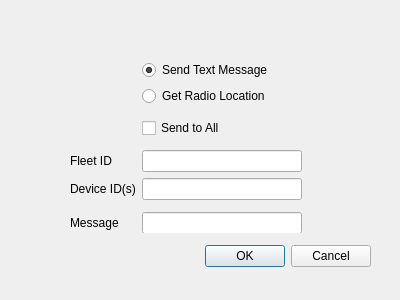
Old version of the form fsSendDialog.ui in the repository ncssar/radiolog.
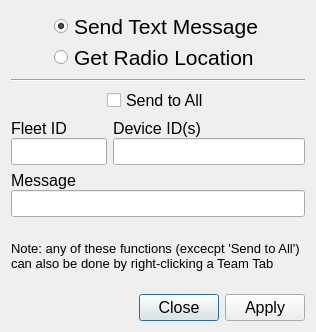
New version of the form.

```diff
--- a/fsSendDialog.ui
+++ b/fsSendDialog.ui
@@ -6,65 +6,44 @@
    <rect>
     <x>0</x>
     <y>0</y>
-    <width>400</width>
-    <height>300</height>
+    <width>316</width>
+    <height>332</height>
    </rect>
   </property>
   <property name="windowTitle">
    <string>FleetSync Send Console</string>
   </property>
-  <widget class="QDialogButtonBox" name="buttonBox">
-   <property name="geometry">
-    <rect>
-     <x>30</x>
-     <y>240</y>
-     <width>341</width>
-     <height>32</height>
-    </rect>
-   </property>
+  <layout class="QVBoxLayout" name="verticalLayout">
+   <item>
+    <layout class="QVBoxLayout" name="verticalLayout_5">
+     <item>
+      <layout class="QHBoxLayout" name="horizontalLayout_2">
+       <item>
+        <spacer name="horizontalSpacer">
    <property name="orientation">
     <enum>Qt::Horizontal</enum>
    </property>
-   <property name="standardButtons">
-    <set>QDialogButtonBox::Cancel|QDialogButtonBox::Ok</set>
-   </property>
-  </widget>
-  <widget class="QWidget" name="formLayoutWidget">
-   <property name="geometry">
-    <rect>
-     <x>70</x>
-     <y>60</y>
-     <width>232</width>
-     <height>173</height>
-    </rect>
-   </property>
-   <layout class="QFormLayout" name="formLayout">
-    <item row="6" column="0">
-     <widget class="QLabel" name="label">
-      <property name="text">
-       <string>Fleet ID</string>
-      </property>
-     </widget>
-    </item>
-    <item row="6" column="1">
-     <widget class="QLineEdit" name="fleetField">
-      <property name="text">
-       <string/>
-      </property>
-     </widget>
-    </item>
-    <item row="7" column="1">
-     <widget class="QLineEdit" name="deviceField"/>
-    </item>
-    <item row="7" column="0">
-     <widget class="QLabel" name="deviceLabel">
-      <property name="text">
-       <string>Device ID(s)</string>
-      </property>
-     </widget>
-    </item>
-    <item row="1" column="1">
+         <property name="sizeHint" stdset="0">
+          <size>
+           <width>40</width>
+           <height>20</height>
+          </size>
+         </property>
+        </spacer>
+       </item>
+       <item>
+        <layout class="QVBoxLayout" name="verticalLayout_6">
+         <property name="spacing">
+          <number>0</number>
+         </property>
+         <item>
      <widget class="QRadioButton" name="sendTextRadioButton">
+           <property name="font">
+            <font>
+             <family>Segoe UI</family>
+             <pointsize>16</pointsize>
+            </font>
+           </property>
       <property name="text">
        <string>Send Text Message</string>
       </property>
@@ -76,8 +55,14 @@
       </attribute>
      </widget>
     </item>
-    <item row="2" column="1">
+         <item>
      <widget class="QRadioButton" name="pollGPSRadioButton">
+           <property name="font">
+            <font>
+             <family>Segoe UI</family>
+             <pointsize>16</pointsize>
+            </font>
+           </property>
       <property name="text">
        <string>Get Radio Location</string>
       </property>
@@ -86,64 +71,214 @@
       </attribute>
      </widget>
     </item>
-    <item row="4" column="1">
+        </layout>
+       </item>
+       <item>
+        <spacer name="horizontalSpacer_2">
+         <property name="orientation">
+          <enum>Qt::Horizontal</enum>
+         </property>
+         <property name="sizeHint" stdset="0">
+          <size>
+           <width>40</width>
+           <height>20</height>
+          </size>
+         </property>
+        </spacer>
+       </item>
+      </layout>
+     </item>
+     <item>
+      <widget class="Line" name="line">
+       <property name="orientation">
+        <enum>Qt::Horizontal</enum>
+       </property>
+      </widget>
+     </item>
+     <item>
+      <layout class="QHBoxLayout" name="horizontalLayout_3">
+       <property name="spacing">
+        <number>0</number>
+       </property>
+       <item>
+        <spacer name="horizontalSpacer_3">
+         <property name="orientation">
+          <enum>Qt::Horizontal</enum>
+         </property>
+         <property name="sizeHint" stdset="0">
+          <size>
+           <width>40</width>
+           <height>20</height>
+          </size>
+         </property>
+        </spacer>
+       </item>
+       <item>
      <widget class="QCheckBox" name="sendToAllCheckbox">
+         <property name="font">
+          <font>
+           <family>Segoe UI</family>
+           <pointsize>12</pointsize>
+          </font>
+         </property>
       <property name="text">
        <string>Send to All</string>
       </property>
      </widget>
     </item>
-    <item row="3" column="1">
-     <spacer name="verticalSpacer">
+       <item>
+        <spacer name="horizontalSpacer_4">
       <property name="orientation">
-       <enum>Qt::Vertical</enum>
+          <enum>Qt::Horizontal</enum>
       </property>
       <property name="sizeHint" stdset="0">
        <size>
-        <width>20</width>
-        <height>40</height>
+           <width>40</width>
+           <height>20</height>
        </size>
       </property>
      </spacer>
     </item>
-    <item row="5" column="1">
-     <spacer name="verticalSpacer_2">
-      <property name="orientation">
-       <enum>Qt::Vertical</enum>
-      </property>
-      <property name="sizeHint" stdset="0">
-       <size>
-        <width>20</width>
-        <height>40</height>
-       </size>
-      </property>
-     </spacer>
-    </item>
-    <item row="9" column="1">
-     <widget class="QLineEdit" name="messageField"/>
-    </item>
-    <item row="9" column="0">
+      </layout>
+     </item>
+     <item>
+      <layout class="QHBoxLayout" name="horizontalLayout" stretch="1,2">
+       <item>
+        <layout class="QVBoxLayout" name="verticalLayout_2">
+         <property name="spacing">
+          <number>0</number>
+         </property>
+         <item>
+          <widget class="QLabel" name="label">
+           <property name="font">
+            <font>
+             <family>Segoe UI</family>
+             <pointsize>12</pointsize>
+            </font>
+           </property>
+           <property name="text">
+            <string>Fleet ID</string>
+           </property>
+          </widget>
+         </item>
+         <item>
+          <widget class="QLineEdit" name="fleetField">
+           <property name="font">
+            <font>
+             <family>Segoe UI</family>
+             <pointsize>12</pointsize>
+            </font>
+           </property>
+           <property name="text">
+            <string/>
+           </property>
+          </widget>
+         </item>
+        </layout>
+       </item>
+       <item>
+        <layout class="QVBoxLayout" name="verticalLayout_3">
+         <property name="spacing">
+          <number>0</number>
+         </property>
+         <item>
+          <widget class="QLabel" name="deviceLabel">
+           <property name="font">
+            <font>
+             <family>Segoe UI</family>
+             <pointsize>12</pointsize>
+            </font>
+           </property>
+           <property name="text">
+            <string>Device ID(s)</string>
+           </property>
+          </widget>
+         </item>
+         <item>
+          <widget class="QLineEdit" name="deviceField">
+           <property name="font">
+            <font>
+             <family>Segoe UI</family>
+             <pointsize>12</pointsize>
+            </font>
+           </property>
+          </widget>
+         </item>
+        </layout>
+       </item>
+      </layout>
+     </item>
+     <item>
+      <layout class="QVBoxLayout" name="verticalLayout_4">
+       <property name="spacing">
+        <number>0</number>
+       </property>
+       <property name="sizeConstraint">
+        <enum>QLayout::SetDefaultConstraint</enum>
+       </property>
+       <item>
      <widget class="QLabel" name="label_3">
+         <property name="font">
+          <font>
+           <family>Segoe UI</family>
+           <pointsize>12</pointsize>
+          </font>
+         </property>
       <property name="text">
        <string>Message</string>
       </property>
      </widget>
     </item>
-    <item row="8" column="1">
-     <spacer name="verticalSpacer_3">
+       <item>
+        <widget class="QLineEdit" name="messageField">
+         <property name="font">
+          <font>
+           <family>Segoe UI</family>
+           <pointsize>12</pointsize>
+          </font>
+         </property>
+        </widget>
+       </item>
+      </layout>
+     </item>
+    </layout>
+   </item>
+   <item>
+    <widget class="QLabel" name="label_2">
+     <property name="font">
+      <font>
+       <family>Segoe UI</family>
+       <pointsize>10</pointsize>
+      </font>
+     </property>
+     <property name="text">
+      <string>Note: any of these functions (excecpt 'Send to All') can also be done by right-clicking a Team Tab</string>
+     </property>
+     <property name="wordWrap">
+      <bool>true</bool>
+     </property>
+    </widget>
+   </item>
+   <item>
+    <widget class="QDialogButtonBox" name="buttonBox">
+     <property name="font">
+      <font>
+       <family>Segoe UI</family>
+       <pointsize>12</pointsize>
+      </font>
+     </property>
+     <property name="styleSheet">
+      <string notr="true">button-layout:2;</string>
+     </property>
       <property name="orientation">
-       <enum>Qt::Vertical</enum>
-      </property>
-      <property name="sizeHint" stdset="0">
-       <size>
-        <width>20</width>
-        <height>40</height>
-       </size>
-      </property>
-     </spacer>
-    </item>
-   </layout>
-  </widget>
+      <enum>Qt::Horizontal</enum>
+     </property>
+     <property name="standardButtons">
+      <set>QDialogButtonBox::Apply|QDialogButtonBox::Close</set>
+     </property>
+    </widget>
+   </item>
+  </layout>
  </widget>
  <tabstops>
   <tabstop>sendTextRadioButton</tabstop>
```
Left out of the diff: 32 changed lines with no effect on the pictures. Lines whose indentation alone changed are shown as unchanged.
